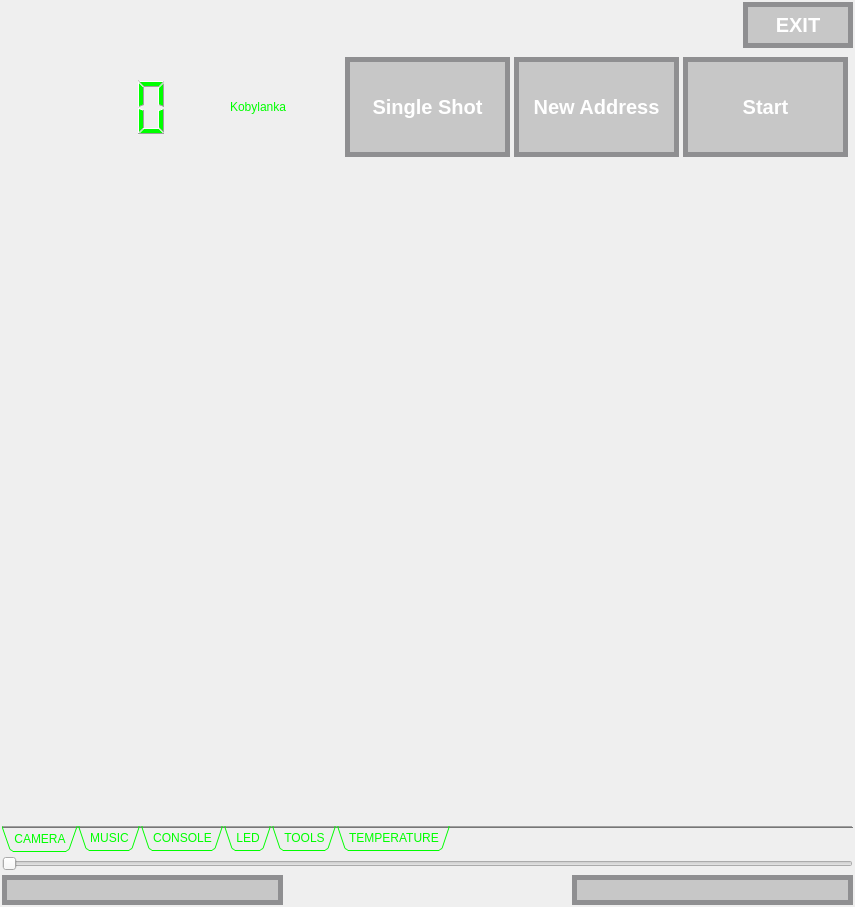
Above: iDom_Client/idom_client.ui from cyniu88/QT_kurs before the change. Below: the same form after it.
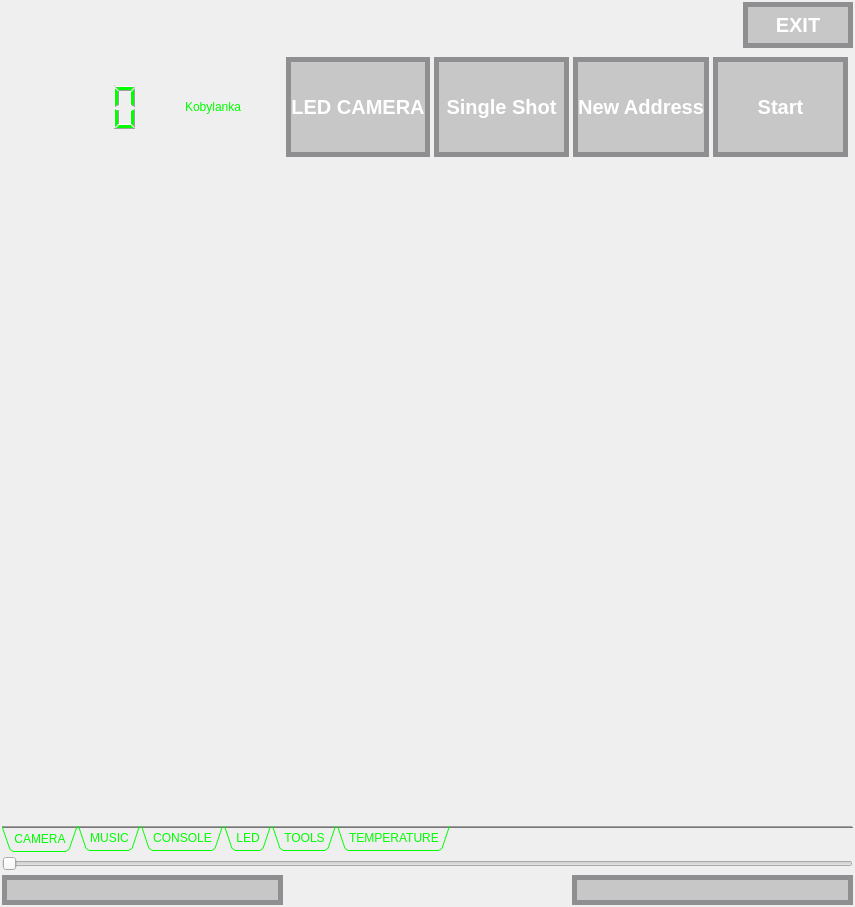
That is the form after the change. The open tabs and pages were chosen to show the change. Icons and pictures are not drawn.

```diff
--- a/iDom_Client/idom_client.ui
+++ b/iDom_Client/idom_client.ui
@@ -177,6 +177,32 @@
                   </property>
                  </widget>
                 </item>
+                <item>
+                 <widget class="QPushButton" name="ledCameraButton">
+                  <property name="minimumSize">
+                   <size>
+                    <width>0</width>
+                    <height>100</height>
+                   </size>
+                  </property>
+                  <property name="styleSheet">
+                   <string notr="true">QPushButton {
+background-color: rgb(158, 158, 158,125);
+ border: 5px solid #8f8f91;
+border-radius: 0px;
+color:white;
+ font: bold 20px;
+	 
+}
+QPushButton:pressed {
+border:none;
+}</string>
+                  </property>
+                  <property name="text">
+                   <string>LED CAMERA</string>
+                  </property>
+                 </widget>
+                </item>
                 <item>
                  <widget class="QPushButton" name="oneShotCameraButton">
                   <property name="minimumSize">
```
